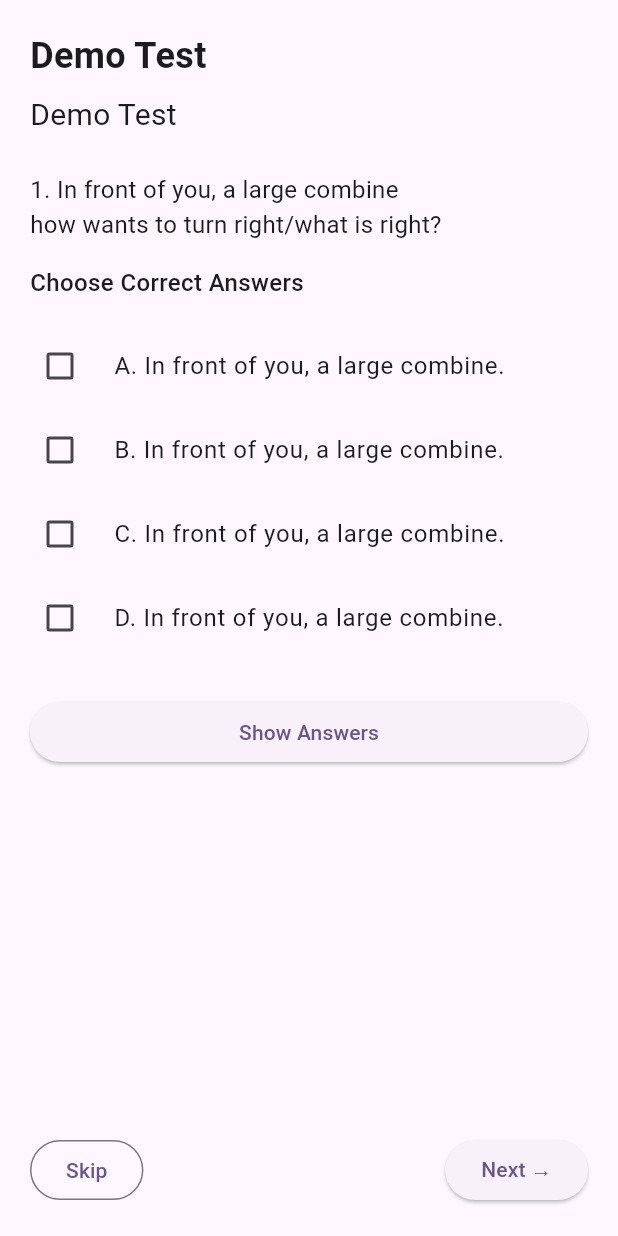
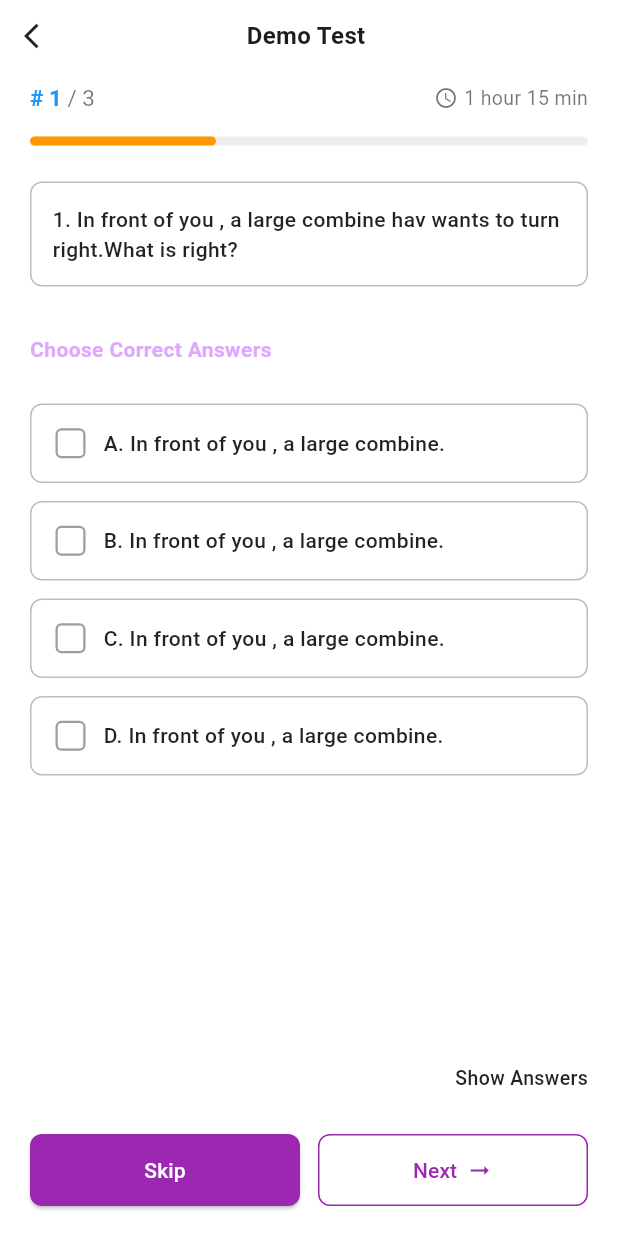
Before and after one commit to MuhammadAdeel112/mdcat_app, a Flutter app: the DemoTestDialog widget shown alone on an empty page, opened directly, after a tap on "Start your Demo Test", on a phone screen of 412 x 824 dp. Run offline on Flutter 3.47's test engine with Material 3 defaults, Android fonts, the phone set to English and light mode, and no system bars; our stand-ins replace shared_preferences, smooth_page_indicator; accounts and stored records are empty.

Commit message:
demo screen

```diff
--- a/lib/main.dart
+++ b/lib/main.dart
@@ -3,6 +3,7 @@ import 'package:mdcat/providers/class_selection_provider.dart';
 import 'package:mdcat/providers/forget_password_provider.dart';
 import 'package:mdcat/providers/gender_provider.dart';
 import 'package:mdcat/providers/new_password_provider.dart';
+import 'package:mdcat/providers/quiz_provider.dart';
 import 'package:mdcat/providers/signup_provider.dart';
 import 'package:mdcat/view/on_boardingwrapper.dart';
 // import 'package:mdcat/widgets/on_boardingwrapper.dart';
@@ -44,6 +45,7 @@ class MyApp extends StatelessWidget {
         ChangeNotifierProvider(create: (_) => NewPasswordProvider()),
         ChangeNotifierProvider(create: (_) => GenderProvider()),
         ChangeNotifierProvider(create: (context) => ClassSelectionProvider()),
+        ChangeNotifierProvider(create: (_) => QuizProvider()),
       ],
       child: MaterialApp(
         title: 'Flutter Demo',
--- a/lib/providers/login_provider.dart
+++ b/lib/providers/login_provider.dart
@@ -146,6 +146,7 @@
 import 'package:flutter/material.dart';
 // import 'package:mdcat/services/auth_service.dart';
 import 'package:mdcat/services/auth_services.dart';
+import 'package:mdcat/services/token_storage.dart';
 import 'package:mdcat/view/homescreen.dart';
 
 class LoginProvider extends ChangeNotifier {
@@ -184,6 +185,10 @@ class LoginProvider extends ChangeNotifier {
       ).showSnackBar(SnackBar(content: Text(data['message'])));
 
       // TODO: Save token if needed (SharedPreferences)
+      final token = data['token'] as String?;
+      if (token != null && token.isNotEmpty) {
+        await TokenStorage.saveToken(token); // save token here
+      }
 
       Navigator.pushReplacement(
         context,
--- /dev/null
+++ b/lib/providers/quiz_provider.dart
@@ -0,0 +1,71 @@
+import 'package:flutter/material.dart';
+
+class QuizProvider extends ChangeNotifier {
+  int currentIndex = 0;
+
+  // sample questions
+  final List<Question> questions = [
+    Question(
+      text:
+          "In front of you , a large combine hav wants to turn right.What is right?",
+      options: [
+        "In front of you , a large combine.",
+        "In front of you , a large combine.",
+        "In front of you , a large combine.",
+        "In front of you , a large combine.",
+      ],
+    ),
+    Question(
+      text: "What does a red traffic light mean?",
+      options: ["Stop", "Go", "Speed up", "Turn right"],
+    ),
+    Question(
+      text: "Which sign indicates a school zone?",
+      options: [
+        "Stop sign",
+        "Pedestrian sign",
+        "Children crossing sign",
+        "Hospital sign",
+      ],
+    ),
+  ];
+
+  /// selected options per question
+  final Map<int, Set<int>> selectedOptions = {};
+
+  void toggleOption(int qIndex, int optionIndex) {
+    final currentSet = selectedOptions[qIndex] ?? <int>{};
+    if (currentSet.contains(optionIndex)) {
+      currentSet.remove(optionIndex);
+    } else {
+      currentSet.add(optionIndex);
+    }
+    selectedOptions[qIndex] = currentSet;
+    notifyListeners();
+  }
+
+  bool isSelected(int qIndex, int optionIndex) {
+    return selectedOptions[qIndex]?.contains(optionIndex) ?? false;
+  }
+
+  void nextQuestion() {
+    if (currentIndex < questions.length - 1) {
+      currentIndex++;
+      notifyListeners();
+    }
+  }
+
+  void skipQuestion() {
+    nextQuestion();
+  }
+
+  double progress() {
+    return (currentIndex + 1) / questions.length;
+  }
+}
+
+class Question {
+  final String text;
+  final List<String> options;
+  Question({required this.text, required this.options});
+}
--- /dev/null
+++ b/lib/services/token_storage.dart
@@ -0,0 +1,24 @@
+// import 'package:shared_preferences/shared_preferences.dart';
+import 'package:shared_preferences/shared_preferences.dart';
+
+class TokenStorage {
+  static const _key = 'auth_token';
+
+  // Save token
+  static Future<void> saveToken(String token) async {
+    final prefs = await SharedPreferences.getInstance();
+    await prefs.setString(_key, token);
+  }
+
+  // Read token
+  static Future<String?> getToken() async {
+    final prefs = await SharedPreferences.getInstance();
+    return prefs.getString(_key);
+  }
+
+  // Remove token (logout)
+  static Future<void> clearToken() async {
+    final prefs = await SharedPreferences.getInstance();
+    await prefs.remove(_key);
+  }
+}
--- a/lib/view/homescreen.dart
+++ b/lib/view/homescreen.dart
@@ -1,10 +1,12 @@
 import 'package:flutter/foundation.dart';
 import 'package:flutter/material.dart';
+// import 'package:mdcat/view/quiz_screen.dart';
 // import 'package:mdcat/view/demo_quizscreen.dart';
 // import 'package:mdcat/view/demo_quizscreen.dart';
 import 'package:mdcat/widgets/category_card.dart';
 import 'package:mdcat/widgets/class_selection_dialogue.dart';
 import 'package:mdcat/widgets/demo-test_dialogue.dart';
+// import 'package:mdcat/widgets/demo-test_dialogue.dart';
 // import 'package:font_awesome_flutter/font_awesome_flutter.dart';
 
 final ValueNotifier<int> _bottomIndex = ValueNotifier<int>(0);
--- /dev/null
+++ b/lib/view/quiz_screen.dart
@@ -0,0 +1,325 @@
+import 'package:flutter/material.dart';
+import 'package:mdcat/providers/quiz_provider.dart';
+import 'package:mdcat/widgets/option_tile.dart';
+import 'package:provider/provider.dart';
+
+class QuizScreen extends StatelessWidget {
+  const QuizScreen({super.key});
+
+  @override
+  Widget build(BuildContext context) {
+    return Consumer<QuizProvider>(
+      builder: (context, qp, child) {
+        final question = qp.questions[qp.currentIndex];
+        final total = qp.questions.length;
+
+        return Scaffold(
+          backgroundColor: Colors.white,
+          body: SafeArea(
+            child: Column(
+              children: [
+                /// Header
+                Container(
+                  padding: const EdgeInsets.symmetric(
+                    horizontal: 16,
+                    vertical: 12,
+                  ),
+                  child: Row(
+                    children: [
+                      InkWell(
+                        onTap: () {},
+                        child: const Icon(
+                          Icons.arrow_back_ios,
+                          size: 20,
+                          color: Colors.black87,
+                        ),
+                      ),
+                      const Spacer(),
+                      const Text(
+                        "Demo Test",
+                        style: TextStyle(
+                          fontSize: 16,
+                          fontWeight: FontWeight.w600,
+                        ),
+                      ),
+                      const Spacer(),
+                      const Icon(Icons.more_vert, color: Colors.transparent),
+                    ],
+                  ),
+                ),
+
+                /// Progress info
+                Padding(
+                  padding: const EdgeInsets.symmetric(
+                    horizontal: 20.0,
+                    vertical: 8,
+                  ),
+                  child: Row(
+                    children: [
+                      RichText(
+                        text: TextSpan(
+                          text: "# ${qp.currentIndex + 1} ",
+                          style: const TextStyle(
+                            color: Colors.blue,
+                            fontWeight: FontWeight.w600,
+                            fontSize: 15,
+                          ),
+                          children: [
+                            TextSpan(
+                              text: "/ $total",
+                              style: const TextStyle(
+                                color: Colors.black54,
+                                fontWeight: FontWeight.normal,
+                              ),
+                            ),
+                          ],
+                        ),
+                      ),
+                      const Spacer(),
+                      const Icon(
+                        Icons.access_time,
+                        size: 16,
+                        color: Colors.black54,
+                      ),
+                      const SizedBox(width: 4),
+                      const Text(
+                        "1 hour 15 min",
+                        style: TextStyle(color: Colors.black54, fontSize: 13),
+                      ),
+                    ],
+                  ),
+                ),
+
+                const SizedBox(height: 8),
+                Padding(
+                  padding: const EdgeInsets.symmetric(horizontal: 20.0),
+                  child: LinearProgressIndicator(
+                    value: qp.progress(),
+                    color: Colors.orange,
+                    backgroundColor: Colors.grey.shade200,
+                    minHeight: 6,
+                    borderRadius: BorderRadius.circular(10),
+                  ),
+                ),
+
+                const SizedBox(height: 16),
+
+                /// Question text
+                // Question Box
+                Padding(
+                  padding: const EdgeInsets.symmetric(
+                    horizontal: 20.0,
+                    vertical: 8,
+                  ),
+                  child: Container(
+                    width: double.infinity,
+                    padding: const EdgeInsets.all(14),
+                    decoration: BoxDecoration(
+                      borderRadius: BorderRadius.circular(8),
+                      border: Border.all(color: Colors.grey.shade400, width: 1),
+                      color: Colors.white,
+                    ),
+                    child: Text(
+                      "${qp.currentIndex + 1}. ${question.text}",
+                      style: const TextStyle(
+                        fontSize: 14,
+                        color: Colors.black87,
+                        fontWeight: FontWeight.w500,
+                      ),
+                    ),
+                  ),
+                ),
+
+                // Padding(
+                //   padding: const EdgeInsets.symmetric(horizontal: 20.0),
+                //   child: Text(
+                //     "${qp.currentIndex + 1}. ${question.text}",
+                //     style: const TextStyle(
+                //       fontSize: 15,
+                //       fontWeight: FontWeight.w500,
+                //     ),
+                //   ),
+                // ),
+                const SizedBox(height: 16),
+
+                /// Section Title
+                Padding(
+                  padding: const EdgeInsets.symmetric(
+                    horizontal: 20.0,
+                    vertical: 8,
+                  ),
+                  child: const Align(
+                    alignment: Alignment.centerLeft,
+                    child: Text(
+                      "Choose Correct Answers",
+                      style: TextStyle(
+                        fontSize: 14,
+                        fontWeight: FontWeight.w600,
+                        color: Color.fromARGB(
+                          255,
+                          221,
+                          169,
+                          252,
+                        ), // 👈 solid color
+                      ),
+                    ),
+                  ),
+                ),
+
+                const SizedBox(height: 12),
+
+                /// Options
+                //
+                Expanded(
+                  child: ListView.builder(
+                    padding: const EdgeInsets.symmetric(horizontal: 20),
+                    itemCount: question.options.length,
+                    itemBuilder: (context, i) {
+                      return OptionTile(
+                        qIndex: qp.currentIndex,
+                        index: i,
+                        label: "${String.fromCharCode(65 + i)}.",
+                        text: question.options[i],
+                      );
+                    },
+                  ),
+                ),
+
+                /// Show answers link
+                Padding(
+                  padding: const EdgeInsets.symmetric(
+                    horizontal: 20.0,
+                    vertical: 8,
+                  ),
+                  child: Align(
+                    alignment: Alignment.centerRight,
+                    child: GestureDetector(
+                      onTap: () {},
+                      child: const Text(
+                        "Show Answers",
+                        style: TextStyle(
+                          fontSize: 13,
+                          fontWeight: FontWeight.w500,
+                          color: Colors.black87,
+                        ),
+                      ),
+                    ),
+                  ),
+                ),
+
+                /// Bottom Buttons
+                Padding(
+                  padding: const EdgeInsets.symmetric(
+                    horizontal: 20,
+                    vertical: 20,
+                  ),
+                  child: Row(
+                    children: [
+                      Expanded(
+                        child: ElevatedButton(
+                          onPressed: () => qp.skipQuestion(),
+                          style: ElevatedButton.styleFrom(
+                            backgroundColor: Colors.purple,
+                            foregroundColor: Colors.white,
+                            shape: RoundedRectangleBorder(
+                              borderRadius: BorderRadius.circular(8),
+                            ),
+                            padding: const EdgeInsets.symmetric(vertical: 14),
+                          ),
+                          child: const Text("Skip"),
+                        ),
+                      ),
+                      const SizedBox(width: 12),
+                      Expanded(
+                        child: OutlinedButton(
+                          onPressed: () => qp.nextQuestion(),
+                          style: OutlinedButton.styleFrom(
+                            side: const BorderSide(color: Colors.purple),
+                            shape: RoundedRectangleBorder(
+                              borderRadius: BorderRadius.circular(8),
+                            ),
+                            padding: const EdgeInsets.symmetric(vertical: 14),
+                          ),
+                          child: const Row(
+                            mainAxisAlignment: MainAxisAlignment.center,
+                            children: [
+                              Text(
+                                "Next",
+                                style: TextStyle(color: Colors.purple),
+                              ),
+                              SizedBox(width: 6),
+                              Icon(Icons.arrow_right_alt, color: Colors.purple),
+                            ],
+                          ),
+                        ),
+                      ),
+                    ],
+                  ),
+                ),
+
+                // Container(
+                //   padding: const EdgeInsets.symmetric(
+                //     horizontal: 20,
+                //     vertical: 12,
+                //   ),
+                //   decoration: BoxDecoration(
+                //     color: Colors.white,
+                //     boxShadow: [
+                //       BoxShadow(
+                //         color: Colors.black12,
+                //         blurRadius: 4,
+                //         offset: Offset(0, -2),
+                //       ),
+                //     ],
+                //   ),
+                //   child: Row(
+                //     children: [
+                //       Expanded(
+                //         child: ElevatedButton(
+                //           onPressed: () => qp.skipQuestion(),
+                //           style: ElevatedButton.styleFrom(
+                //             backgroundColor: Colors.purple,
+                //             foregroundColor: Colors.white,
+                //             shape: RoundedRectangleBorder(
+                //               borderRadius: BorderRadius.circular(8),
+                //             ),
+                //             padding: const EdgeInsets.symmetric(vertical: 14),
+                //           ),
+                //           child: const Text("Skip"),
+                //         ),
+                //       ),
+                //       const SizedBox(width: 12),
+                //       Expanded(
+                //         child: OutlinedButton(
+                //           onPressed: () => qp.nextQuestion(),
+                //           style: OutlinedButton.styleFrom(
+                //             side: const BorderSide(color: Colors.purple),
+                //             shape: RoundedRectangleBorder(
+                //               borderRadius: BorderRadius.circular(8),
+                //             ),
+                //             padding: const EdgeInsets.symmetric(vertical: 14),
+                //           ),
+                //           child: const Row(
+                //             mainAxisAlignment: MainAxisAlignment.center,
+                //             children: [
+                //               Text(
+                //                 "Next",
+                //                 style: TextStyle(color: Colors.purple),
+                //               ),
+                //               SizedBox(width: 6),
+                //               Icon(Icons.arrow_right_alt, color: Colors.purple),
+                //             ],
+                //           ),
+                //         ),
+                //       ),
+                //     ],
+                //   ),
+                // ),
+              ],
+            ),
+          ),
+        );
+      },
+    );
+  }
+}
--- a/lib/widgets/demo-test_dialogue.dart
+++ b/lib/widgets/demo-test_dialogue.dart
@@ -1,5 +1,6 @@
 import 'package:flutter/material.dart';
-import 'package:mdcat/view/demo_quizscreen.dart';
+// import 'package:mdcat/view/demo_quizscreen.dart';
+import 'package:mdcat/view/quiz_screen.dart';
 
 class DemoTestDialog extends StatelessWidget {
   const DemoTestDialog({super.key});
@@ -78,7 +79,7 @@ class DemoTestDialog extends StatelessWidget {
                   onPressed: () {
                     Navigator.push(
                       context,
-                      MaterialPageRoute(builder: (context) => DemoQuizscreen()),
+                      MaterialPageRoute(builder: (context) => QuizScreen()),
                     );
                     //   Navigator.of(context).pop("continue"); // return to parent
                   },
--- /dev/null
+++ b/lib/widgets/option_tile.dart
@@ -0,0 +1,146 @@
+// import 'package:flutter/material.dart';
+// import 'package:provider/provider.dart';
+// import '../providers/quiz_provider.dart';
+
+// class OptionTile extends StatelessWidget {
+//   final int qIndex;
+//   final int index;
+//   final String label;
+//   final String text;
+
+//   const OptionTile({
+//     super.key,
+//     required this.qIndex,
+//     required this.index,
+//     required this.label,
+//     required this.text,
+//   });
+
+//   @override
+//   Widget build(BuildContext context) {
+//     final qp = Provider.of<QuizProvider>(context);
+//     final selected = qp.isSelected(qIndex, index);
+
+//     return GestureDetector(
+//       onTap: () => qp.toggleOption(qIndex, index),
+//       child: Container(
+//         margin: const EdgeInsets.symmetric(vertical: 6),
+//         padding: const EdgeInsets.symmetric(horizontal: 12, vertical: 10),
+//         decoration: BoxDecoration(
+//           borderRadius: BorderRadius.circular(8),
+//           border: Border.all(
+//             color: selected ? Colors.purple : Colors.grey.shade400,
+//             width: 1,
+//           ),
+//           color: Colors.white, // stays white (like screenshot)
+//         ),
+//         child: Row(
+//           crossAxisAlignment: CrossAxisAlignment.center,
+//           children: [
+//             // ✅ Custom square checkbox
+//             Container(
+//               width: 20,
+//               height: 20,
+//               decoration: BoxDecoration(
+//                 borderRadius: BorderRadius.circular(4),
+//                 border: Border.all(
+//                   color: selected ? Colors.purple : Colors.grey,
+//                   width: 1.5,
+//                 ),
+//                 color: selected ? Colors.purple : Colors.transparent,
+//               ),
+//               child: selected
+//                   ? const Icon(Icons.check, size: 16, color: Colors.white)
+//                   : null,
+//             ),
+//             const SizedBox(width: 12),
+
+//             // ✅ Label + Text in same line
+//             Expanded(
+//               child: Text(
+//                 "$label $text",
+//                 style: const TextStyle(fontSize: 14, color: Colors.black87),
+//               ),
+//             ),
+//           ],
+//         ),
+//       ),
+//     );
+//   }
+// }
+import 'package:flutter/material.dart';
+import 'package:provider/provider.dart';
+import '../providers/quiz_provider.dart';
+
+class OptionTile extends StatelessWidget {
+  final int qIndex;
+  final int index;
+  final String label;
+  final String text;
+
+  const OptionTile({
+    super.key,
+    required this.qIndex,
+    required this.index,
+    required this.label,
+    required this.text,
+  });
+
+  @override
+  Widget build(BuildContext context) {
+    final qp = Provider.of<QuizProvider>(context);
+    final selected = qp.isSelected(qIndex, index);
+
+    return GestureDetector(
+      onTap: () => qp.toggleOption(qIndex, index),
+      child: Container(
+        width: 357, // fixed width (from spec)
+        height: 53, // fixed height (from spec)
+        margin: const EdgeInsets.symmetric(vertical: 6),
+        padding: const EdgeInsets.symmetric(horizontal: 16),
+        decoration: BoxDecoration(
+          borderRadius: BorderRadius.circular(8),
+          border: Border.all(
+            color: selected ? Colors.purple : Colors.grey.shade400,
+            width: 1, // border-width (from spec)
+          ),
+          color: Colors.white,
+        ),
+        child: Row(
+          crossAxisAlignment: CrossAxisAlignment.center,
+          children: [
+            // ✅ Custom square checkbox
+            Container(
+              width: 20,
+              height: 20,
+              decoration: BoxDecoration(
+                borderRadius: BorderRadius.circular(4),
+                border: Border.all(
+                  color: selected ? Colors.purple : Colors.grey,
+                  width: 1.5,
+                ),
+                color: selected ? Colors.purple : Colors.transparent,
+              ),
+              child: selected
+                  ? const Icon(Icons.check, size: 16, color: Colors.white)
+                  : null,
+            ),
+            const SizedBox(width: 12),
+
+            // ✅ Label + Text
+            Expanded(
+              child: Text(
+                "$label $text",
+                style: TextStyle(
+                  fontSize: 14,
+                  fontWeight: FontWeight.w500,
+                  color: selected ? Colors.purple : Colors.black87,
+                ),
+              ),
+            ),
+          ],
+        ),
+      ),
+    );
+  }
+}
--- a/pubspec.yaml
+++ b/pubspec.yaml
@@ -38,6 +38,7 @@ dependencies:
   font_awesome_flutter: ^10.9.1
   provider: ^6.1.5+1
   smooth_page_indicator: ^1.2.1
+  shared_preferences: ^2.5.3
 
 dev_dependencies:
   flutter_test:
```
Also changed, not shown: pubspec.lock, 2 other files.
